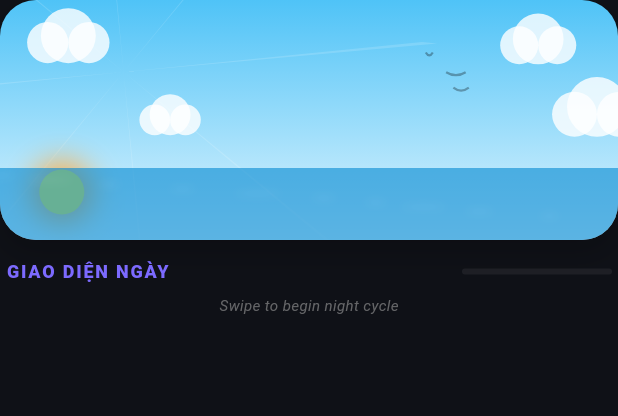
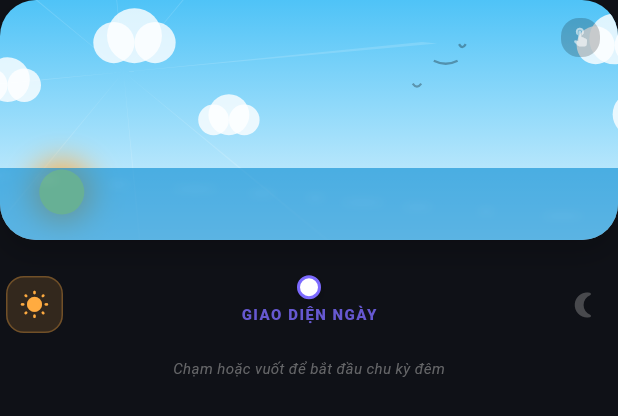
Before and after one commit to huymanhdepzai/gnss_vision_app, a Flutter app: the DayNightInteractiveScene widget shown alone on an empty page, opened directly with empty values, on a phone screen of 412 x 824 dp. Shown: the top 416 px of the screen. Run offline on Flutter 3.47's test engine with Material 3 defaults, Android fonts, the phone set to English and light mode, and no system bars; our stand-ins replace dartz, equatable, file_picker, flutter_bloc, flutter_dotenv, flutter_svg and 13 more; missing offline and left inert: flutter_earth_globe, flutter_vision, mapbox_maps_flutter, opencv_dart; accounts and stored records are empty.

Commit message:
add AnimatedBuilder for day-nignt-scene

```diff
--- a/lib/features/map/presentation/widgets/day_night_scene.dart
+++ b/lib/features/map/presentation/widgets/day_night_scene.dart
@@ -1,5 +1,6 @@
 import 'dart:math' as math;
 import 'package:flutter/material.dart';
+import 'package:flutter/services.dart';
 import 'package:flutter/physics.dart';
 import '../../../../core/app_theme.dart';
 
@@ -17,8 +18,9 @@ class DayNightInteractiveScene extends StatefulWidget {
   State<DayNightInteractiveScene> createState() => _DayNightInteractiveSceneState();
 }
 
-class _DayNightInteractiveSceneState extends State<DayNightInteractiveScene> with SingleTickerProviderStateMixin {
+class _DayNightInteractiveSceneState extends State<DayNightInteractiveScene> with TickerProviderStateMixin {
   late AnimationController _controller;
+  late AnimationController _continuousController;
   double _dragValue = 0;
   bool _isDragging = false;
 
@@ -31,6 +33,11 @@ class _DayNightInteractiveSceneState extends State<DayNightInteractiveScene> wit
       value: widget.isDark ? 1.0 : 0.0,
     );
     _dragValue = _controller.value;
+
+    _continuousController = AnimationController(
+      vsync: this,
+      duration: const Duration(seconds: 10),
+    )..repeat();
 
     _controller.addListener(() {
       setState(() {
@@ -57,6 +64,7 @@ class _DayNightInteractiveSceneState extends State<DayNightInteractiveScene> wit
   @override
   void dispose() {
     _controller.dispose();
+    _continuousController.dispose();
     super.dispose();
   }
 
@@ -98,18 +106,29 @@ class _DayNightInteractiveSceneState extends State<DayNightInteractiveScene> wit
     }
   }
 
+  void _toggleTheme() {
+    if (_controller.isAnimating) return;
+    HapticFeedback.lightImpact();
+    if (widget.isDark) {
+      _controller.animateTo(0.0, curve: Curves.easeInOutCubic);
+    } else {
+      _controller.animateTo(1.0, curve: Curves.easeInOutCubic);
+    }
+  }
+
   @override
   Widget build(BuildContext context) {
     final progress = _dragValue;
     final hintText = progress == 0.0
-        ? "Swipe to begin night cycle"
+        ? "Chạm hoặc vuốt để bắt đầu chu kỳ đêm"
         : progress == 1.0
-            ? "Full cycle – drag to fine-tune"
-            : "Du hành thời gian: ${(progress * 100).toInt()}%";
+            ? "Đang ở chế độ Đêm – vuốt ngược lại để đổi"
+            : "Thời gian: ${(progress * 100).toInt()}%";
 
     return Column(
       children: [
         GestureDetector(
+          onTap: _toggleTheme,
           onHorizontalDragStart: _onHorizontalDragStart,
           onHorizontalDragUpdate: _onHorizontalDragUpdate,
           onHorizontalDragEnd: _onHorizontalDragEnd,
@@ -126,44 +145,84 @@ class _DayNightInteractiveSceneState extends State<DayNightInteractiveScene> wit
                 ),
               ],
             ),
-            child: ClipRRect(
+            child: Stack(
+              children: [
+                ClipRRect(
                   borderRadius: BorderRadius.circular(24),
-              child: CustomPaint(
+                  child: AnimatedBuilder(
+                    animation: _continuousController,
+                    builder: (context, _) {
+                      return CustomPaint(
+                        size: Size.infinite,
                         painter: DayNightPainter(progress: progress),
+                      );
+                    },
+                  ),
+                ),
+                // Overlay hint for first-time or better affordance
+                Positioned(
+                  top: 12,
+                  right: 12,
+                  child: Container(
+                    padding: const EdgeInsets.all(6),
+                    decoration: BoxDecoration(
+                      color: Colors.black.withOpacity(0.2),
+                      borderRadius: BorderRadius.circular(12),
+                    ),
+                    child: Icon(
+                      Icons.touch_app_rounded,
+                      size: 14,
+                      color: Colors.white.withOpacity(0.6),
                     ),
                   ),
                 ),
-        ),
-        const SizedBox(height: 12),
-        Padding(
-          padding: const EdgeInsets.symmetric(horizontal: 4),
-          child: Row(
-            mainAxisAlignment: MainAxisAlignment.spaceBetween,
-            children: [
-              Text(
-                progress < 0.5 ? "GIAO DIỆN NGÀY" : "GIAO DIỆN ĐÊM",
-                style: TextStyle(
-                  fontSize: 12,
-                  fontWeight: FontWeight.w900,
-                  color: progress < 0.5 ? AppTheme.primaryColor : AppTheme.secondaryColor,
-                  letterSpacing: 1.2,
+              ],
             ),
           ),
+        ),
+        const SizedBox(height: 16),
+        // Improved Slider Control
         Container(
-                width: 100,
-                height: 4,
+          padding: const EdgeInsets.symmetric(horizontal: 4, vertical: 8),
+          decoration: BoxDecoration(
+            color: widget.isDark ? Colors.white.withOpacity(0.03) : Colors.black.withOpacity(0.02),
+            borderRadius: BorderRadius.circular(16),
+          ),
+          child: Row(
+            children: [
+              _buildIconButton(
+                icon: Icons.wb_sunny_rounded,
+                isActive: progress < 0.5,
+                color: Colors.orangeAccent,
+                onTap: () => _controller.animateTo(0.0, curve: Curves.easeInOutCubic),
+              ),
+              Expanded(
+                child: Padding(
+                  padding: const EdgeInsets.symmetric(horizontal: 12),
+                  child: Column(
+                    children: [
+                      Container(
+                        height: 6,
                         decoration: BoxDecoration(
                           color: Colors.grey.withOpacity(0.1),
-                  borderRadius: BorderRadius.circular(2),
+                          borderRadius: BorderRadius.circular(3),
                         ),
-                child: Stack(
+                        child: LayoutBuilder(
+                          builder: (context, constraints) {
+                            return Stack(
+                              clipBehavior: Clip.none,
                               children: [
                                 AnimatedContainer(
                                   duration: const Duration(milliseconds: 100),
-                      width: 100 * progress,
+                                  width: constraints.maxWidth * progress,
                                   decoration: BoxDecoration(
-                        gradient: AppTheme.primaryGradient,
-                        borderRadius: BorderRadius.circular(2),
+                                    gradient: LinearGradient(
+                                      colors: [
+                                        AppTheme.primaryColor,
+                                        AppTheme.secondaryColor,
+                                      ],
+                                    ),
+                                    borderRadius: BorderRadius.circular(3),
                                     boxShadow: [
                                       BoxShadow(
                                         color: AppTheme.primaryColor.withOpacity(0.3),
@@ -172,13 +231,59 @@ class _DayNightInteractiveSceneState extends State<DayNightInteractiveScene> wit
                                     ],
                                   ),
                                 ),
+                                // Visible Thumb
+                                Positioned(
+                                  left: (constraints.maxWidth * progress) - 8,
+                                  top: -5,
+                                  child: Container(
+                                    width: 16,
+                                    height: 16,
+                                    decoration: BoxDecoration(
+                                      color: Colors.white,
+                                      shape: BoxShape.circle,
+                                      boxShadow: [
+                                        BoxShadow(
+                                          color: Colors.black.withOpacity(0.2),
+                                          blurRadius: 4,
+                                          offset: const Offset(0, 2),
+                                        ),
                                       ],
+                                      border: Border.all(
+                                        color: progress < 0.5 ? AppTheme.primaryColor : AppTheme.secondaryColor,
+                                        width: 2,
+                                      ),
+                                    ),
+                                  ),
+                                ),
+                              ],
+                            );
+                          },
+                        ),
+                      ),
+                      const SizedBox(height: 8),
+                      Text(
+                        progress < 0.5 ? "GIAO DIỆN NGÀY" : "GIAO DIỆN ĐÊM",
+                        style: TextStyle(
+                          fontSize: 10,
+                          fontWeight: FontWeight.w900,
+                          color: (progress < 0.5 ? AppTheme.primaryColor : AppTheme.secondaryColor).withOpacity(0.8),
+                          letterSpacing: 1.0,
                         ),
                       ),
                     ],
                   ),
                 ),
-        const SizedBox(height: 6),
+              ),
+              _buildIconButton(
+                icon: Icons.nightlight_round,
+                isActive: progress >= 0.5,
+                color: const Color(0xFF90CAF9),
+                onTap: () => _controller.animateTo(1.0, curve: Curves.easeInOutCubic),
+              ),
+            ],
+          ),
+        ),
+        const SizedBox(height: 8),
         Text(
           hintText,
           style: TextStyle(
@@ -188,6 +293,41 @@ class _DayNightInteractiveSceneState extends State<DayNightInteractiveScene> wit
           ),
         ),
       ],
+    );
+  }
+
+  Widget _buildIconButton({
+    required IconData icon,
+    required bool isActive,
+    required Color color,
+    required VoidCallback onTap,
+  }) {
+    return Material(
+      color: Colors.transparent,
+      child: InkWell(
+        onTap: () {
+          HapticFeedback.mediumImpact();
+          onTap();
+        },
+        borderRadius: BorderRadius.circular(12),
+        child: AnimatedContainer(
+          duration: const Duration(milliseconds: 300),
+          padding: const EdgeInsets.all(8),
+          decoration: BoxDecoration(
+            color: isActive ? color.withOpacity(0.15) : Colors.transparent,
+            borderRadius: BorderRadius.circular(12),
+            border: Border.all(
+              color: isActive ? color.withOpacity(0.3) : Colors.transparent,
+              width: 1,
+            ),
+          ),
+          child: Icon(
+            icon,
+            size: 20,
+            color: isActive ? color : Colors.grey.withOpacity(0.4),
+          ),
+        ),
+      ),
     );
   }
 }
```
Lines whose indentation alone changed are shown as unchanged.
